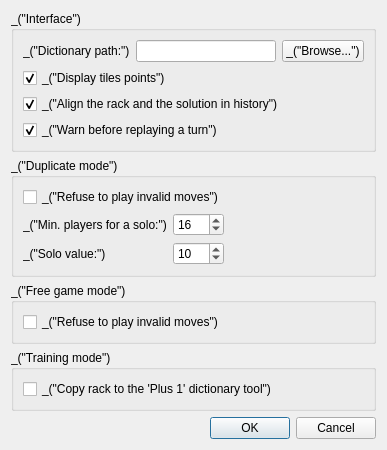
cjlano/eliot, file qt/ui/prefs_dialog.ui: the form before one commit.
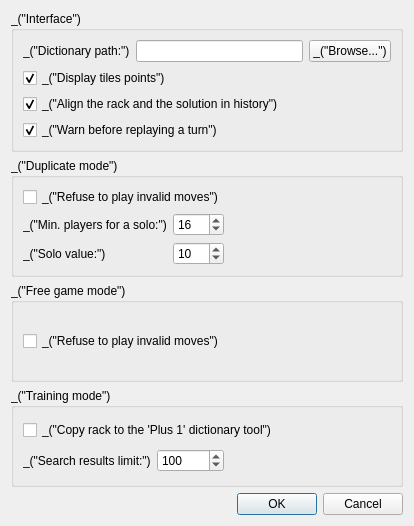
The form after the commit.

Commit message: Sorting the search results happens to be quite slow, often much slower than the search itself. But we don't need to sort them all the time, and in general we don't even need to keep all the rounds.

Diff of the .ui file:
```diff
--- a/qt/ui/prefs_dialog.ui
+++ b/qt/ui/prefs_dialog.ui
@@ -1,6 +1,14 @@
 <ui version="4.0" >
  <class>PrefsDialog</class>
  <widget class="QDialog" name="PrefsDialog" >
+  <property name="geometry" >
+   <rect>
+    <x>0</x>
+    <y>0</y>
+    <width>414</width>
+    <height>526</height>
+   </rect>
+  </property>
   <property name="windowTitle" >
    <string>_("Preferences")</string>
   </property>
@@ -194,6 +202,45 @@
         </property>
        </widget>
       </item>
+      <item>
+       <layout class="QHBoxLayout" name="horizontalLayout" >
+        <item>
+         <widget class="QLabel" name="label" >
+          <property name="text" >
+           <string>_("Search results limit:")</string>
+          </property>
+         </widget>
+        </item>
+        <item>
+         <widget class="QSpinBox" name="spinBoxTrainSearchLimit" >
+          <property name="toolTip" >
+           <string>_("Maximum number of results returned by a search. The returned
+results will always be the best ones. Use 0 to disable the limit (warning:
+searches yielding many results can be extremely slow in this case!).")</string>
+          </property>
+          <property name="maximum" >
+           <number>100000</number>
+          </property>
+          <property name="value" >
+           <number>100</number>
+          </property>
+         </widget>
+        </item>
+        <item>
+         <spacer name="horizontalSpacer_2" >
+          <property name="orientation" >
+           <enum>Qt::Horizontal</enum>
+          </property>
+          <property name="sizeHint" stdset="0" >
+           <size>
+            <width>40</width>
+            <height>20</height>
+           </size>
+          </property>
+         </spacer>
+        </item>
+       </layout>
+      </item>
      </layout>
     </widget>
    </item>
```
The commit also changes 11 other files.
